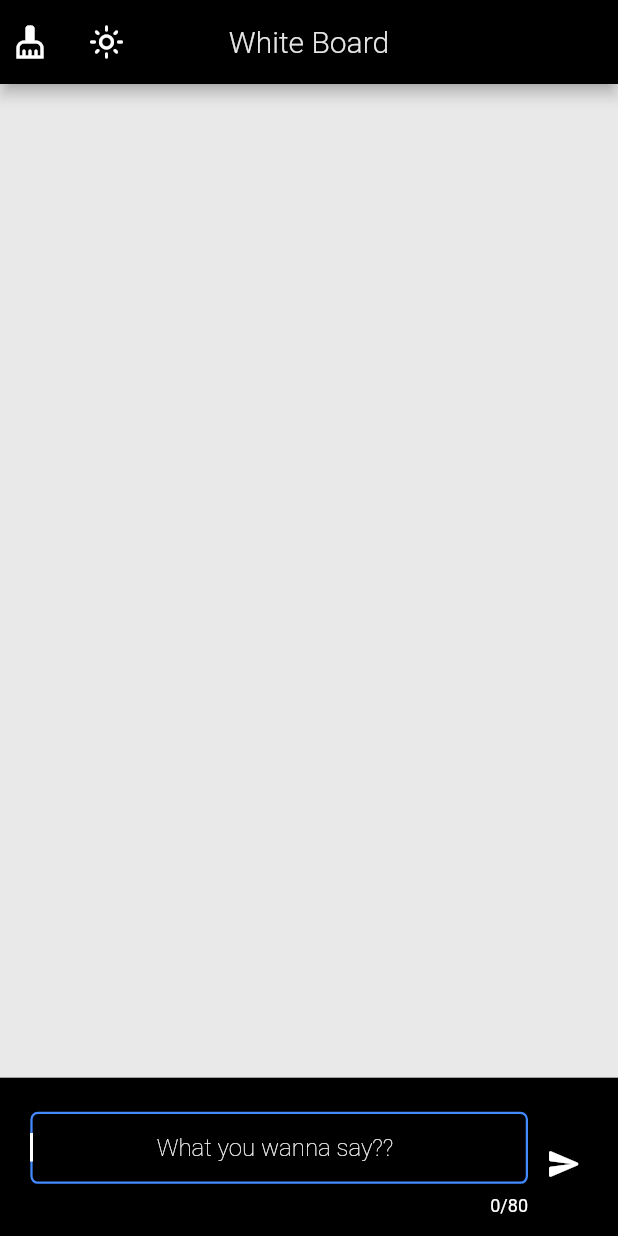
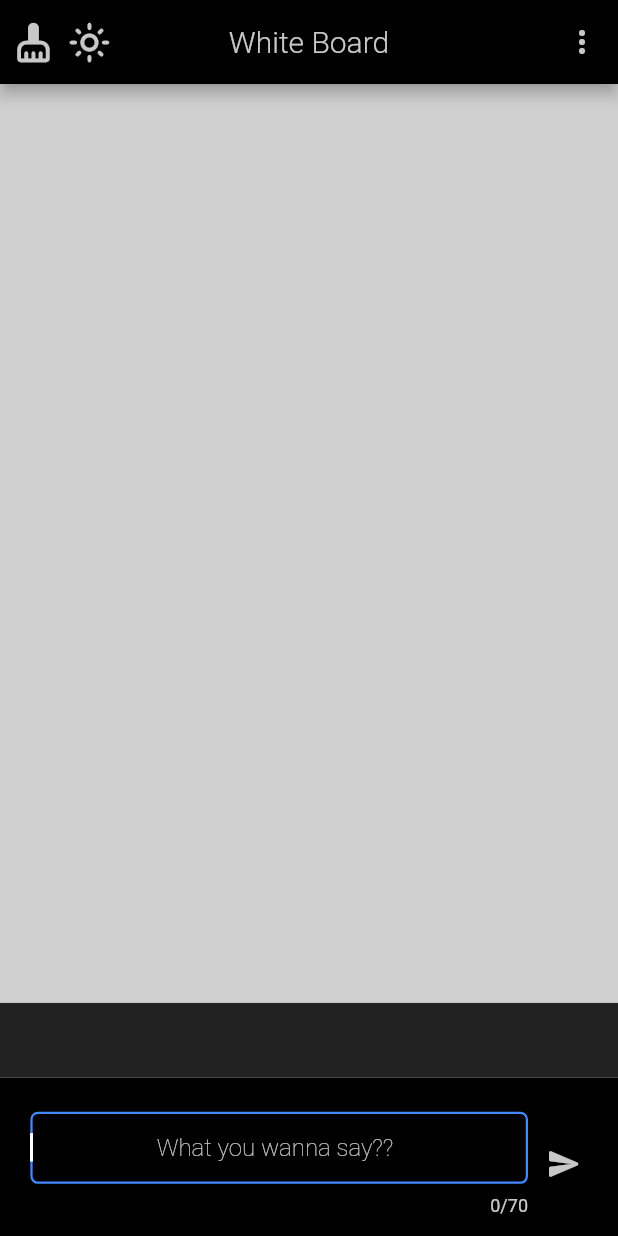
Before and after one commit to CleverJotech/whiteboard, a Flutter app: the screen it shows after launch, on a phone screen of 412 x 824 dp. Run offline on Flutter 3.47's test engine with Material 2 defaults, Android fonts, the phone set to English and light mode, and no system bars; our stand-ins replace animated_text_kit, flutter_screenutil.

Commit message:
extra functionalities, cause why not

```diff
--- a/lib/main.dart
+++ b/lib/main.dart
@@ -1,11 +1,13 @@
 import 'dart:math';
-import 'dart:ui' as ui;
 import 'package:flutter/services.dart';
-import 'constants.dart';
 import 'package:flutter/material.dart';
 import 'user_input.dart';
 import 'white_splash.dart';
 import 'package:flutter_screenutil/flutter_screenutil.dart';
+
+enum SampleItem { itemOne, itemTwo }
+
+enum TextSizes { twelve, twentyfour, thirtysix, fortyeight, sixty, seventytwo }
 
 void main() async {
   WidgetsFlutterBinding.ensureInitialized();
@@ -19,12 +21,16 @@ class MyApp extends StatelessWidget {
   // This widget is the root of your application.
   @override
   Widget build(BuildContext context) {
+    final theme = Theme.of(context);
     ScreenUtil.init(context);
     return MaterialApp(
       debugShowCheckedModeBanner: false,
       title: 'White Board',
       theme: ThemeData(
-          canvasColor: Colors.white, scaffoldBackgroundColor: Colors.black87),
+        canvasColor: Colors.white,
+        scaffoldBackgroundColor: Colors.black87,
+        textTheme: theme.textTheme,
+      ),
       home: const WhiteSplash(),
     );
   }
@@ -45,6 +51,11 @@ class _MyHomePageState extends State<MyHomePage> {
   bool isActive = true;
   bool isDarkMode = false;
   FocusNode myFocus = FocusNode();
+  SampleItem? selectedMenu;
+  TextSizes? selectedSize;
+  late double boardTextSize;
+  late int sheetTextLength;
+  late String TextView;
 
   late Color colorMaroon;
   late Color colorWhite;
@@ -60,11 +71,14 @@ class _MyHomePageState extends State<MyHomePage> {
     _text = '';
     colorMaroon = Colors.black;
     colorWhite = const Color.fromARGB(255, 255, 255, 255);
-    colorWhiteBlend = const Color.fromARGB(230, 255, 255, 255);
+    colorWhiteBlend = const Color.fromARGB(200, 255, 255, 255);
     colorRed = Colors.redAccent;
     colorBlue = Colors.blueAccent;
     colorNull = Colors.transparent;
     userText = TextEditingController();
+    boardTextSize = ScreenUtil().setSp(50);
+    sheetTextLength = 70;
+    TextView = '';
   }
 
   @override
@@ -95,14 +109,14 @@ class _MyHomePageState extends State<MyHomePage> {
         if (isDarkMode == true) {
           colorMaroon = Colors.black;
           colorWhite = const Color.fromARGB(255, 255, 255, 255);
-          colorWhiteBlend = const Color.fromARGB(230, 255, 255, 255);
+          colorWhiteBlend = const Color.fromARGB(200, 255, 255, 255);
           colorRed = Colors.redAccent;
           colorBlue = Colors.blueAccent;
           colorNull = Colors.transparent;
         } else {
           colorMaroon = const Color.fromARGB(255, 255, 255, 255);
           colorWhite = const Color.fromARGB(255, 0, 0, 0);
-          colorWhiteBlend = Colors.black87;
+          colorWhiteBlend = Colors.black54;
           colorRed = Colors.redAccent;
           colorBlue = Colors.blueAccent;
           colorNull = Colors.transparent;
@@ -111,10 +125,58 @@ class _MyHomePageState extends State<MyHomePage> {
       });
     }
 
+    setTextMode() {
+      setState(() {
+        if (selectedSize == TextSizes.twelve) {
+          setState(() {
+            boardTextSize = ScreenUtil().setSp(12);
+            sheetTextLength = 100;
+            TextView = 'Preview Of Size 12';
+          });
+        } else if (selectedSize == TextSizes.twentyfour) {
+          setState(() {
+            boardTextSize = ScreenUtil().setSp(24);
+            sheetTextLength = 90;
+            TextView = 'Preview Of Size 24';
+          });
+        } else if (selectedSize == TextSizes.thirtysix) {
+          setState(() {
+            boardTextSize = ScreenUtil().setSp(36);
+            sheetTextLength = 80;
+            TextView = 'Preview Of Size 36';
+          });
+        } else if (selectedSize == TextSizes.fortyeight) {
+          setState(() {
+            boardTextSize = ScreenUtil().setSp(48);
+            sheetTextLength = 70;
+            TextView = 'Preview Of Size 48';
+          });
+        } else if (selectedSize == TextSizes.sixty) {
+          setState(() {
+            boardTextSize = ScreenUtil().setSp(60);
+            sheetTextLength = 40;
+            TextView = 'Preview Of Size 60';
+          });
+        } else if (selectedSize == TextSizes.seventytwo) {
+          setState(() {
+            boardTextSize = ScreenUtil().setSp(72);
+            sheetTextLength = 30;
+            TextView = 'Preview Of Size 72';
+          });
+        } else {
+          setState(() {
+            boardTextSize = 50;
+            sheetTextLength = 70;
+            TextView = '';
+          });
+        }
+      });
+    }
+
     userGivenText() {
       if (_text != '') {
         return Flexible(
-          flex: 2,
+          flex: 1,
           child: Center(
             child: SlideFadeTransition(
               curve: Curves.elasticInOut,
@@ -122,28 +184,32 @@ class _MyHomePageState extends State<MyHomePage> {
               animationDuration: const Duration(milliseconds: 800),
               offset: 1.0,
               direction: Direction.horizontal,
+              child: Container(
+                decoration: BoxDecoration(
+                  color: colorMaroon,
+                  shape: BoxShape.rectangle,
+                  borderRadius: BorderRadius.circular(10),
+                  boxShadow: [
+                    BoxShadow(
+                      color: colorBlue,
+                      blurRadius: 5,
+                      blurStyle: BlurStyle.outer,
+                    ),
+                  ],
+                ),
+                width: 400.w,
+                height: 360.h,
                 child: Center(
-                child: ClipRect(
-                  clipper: null,
-                  child: Container(
-                    color: colorMaroon,
-                    width: 900.w,
-                    height: 380.h,
-                    child: BackdropFilter(
-                      blendMode: BlendMode.srcOver,
-                      filter:
-                          ui.ImageFilter.dilate(radiusX: 10.0, radiusY: 10.0),
-                      child: Center(
+                  child: Padding(
+                    padding: const EdgeInsets.all(8.0),
                     child: Text(
                       _text,
                       textScaleFactor: null,
                       style: TextStyle(
-                            fontSize: 50.0,
+                        fontSize: boardTextSize,
                         fontWeight: FontWeight.w900,
-                            color: colorMaroon,
+                        color: colorWhite,
                         letterSpacing: 3.0,
-                          ),
-                        ),
                       ),
                     ),
                   ),
@@ -155,8 +221,8 @@ class _MyHomePageState extends State<MyHomePage> {
       } else {
         return Expanded(
           child: SizedBox(
-            height: screenSize.height / 1.47,
-            width: screenSize.width / 1.2,
+            height: 300.h,
+            width: 200.w,
           ),
         );
       }
@@ -165,21 +231,16 @@ class _MyHomePageState extends State<MyHomePage> {
     return Scaffold(
         appBar: AppBar(
           backgroundColor: colorMaroon,
-          leadingWidth: screenSize.width / 5,
-          leading: Flexible(
-            flex: 10,
-            child: Column(
+          leading: Column(
             mainAxisAlignment: MainAxisAlignment.spaceAround,
             children: [
               Row(
                 crossAxisAlignment: CrossAxisAlignment.center,
+                mainAxisAlignment: MainAxisAlignment.center,
                 children: [
-                    SizedBox(
-                      width: 25,
-                      height: 25,
-                      child: Expanded(
+                  Expanded(
                     child: IconButton(
-                          color: colorWhite,
+                      iconSize: 25.sp,
                       focusColor: colorNull,
                       hoverColor: colorNull,
                       splashColor: colorNull,
@@ -189,52 +250,43 @@ class _MyHomePageState extends State<MyHomePage> {
                           _text = '';
                         });
                       },
-                          icon: clearIcon,
+                      icon: Icon(
+                        Icons.cleaning_services_rounded,
+                        color: colorWhiteBlend,
                       ),
                     ),
                   ),
-                    Divider(
-                      thickness: screenSize.width / 90,
-                      indent: 13,
-                      endIndent: 13,
-                      height: 13,
+                  Flexible(
+                    child: Divider(
+                      thickness: 90.h,
+                      indent: 13.h,
+                      endIndent: 13.w,
+                      height: 13.h,
                     ),
-                    // SizedBox(
-                    //   width: screenSize.width / 15,
-                    // ),
+                  ),
                   Expanded(
-                      child: SizedBox(
-                        width: 25,
-                        height: 25,
                     child: IconButton(
+                      iconSize: 25.sp,
                       focusColor: colorNull,
                       hoverColor: colorNull,
                       splashColor: colorNull,
                       highlightColor: colorNull,
                       onPressed: () {
                         setState(() {
-                              //toggleTheme();
-                              //toggleMode();
                           setColorMode();
                         });
                       },
                       icon: Icon(
-                            Theme.of(context).brightness == Brightness.light
-                                ? Icons.light_mode_outlined // dark mode icon
-                                : Icons.dark_mode_rounded, // light mode icon
-                            color: colorWhite,
-                          ),
+                        isDarkMode == false
+                            ? Icons.light_mode_outlined
+                            : Icons.dark_mode_rounded,
+                        color: colorWhiteBlend,
                       ),
                     ),
                   ),
                 ],
               ),
-                PreferredSize(
-                  preferredSize: const Size.fromHeight(kToolbarHeight),
-                  child: Container(),
-                ),
             ],
-            ),
           ),
           centerTitle: true,
           title: Text(
@@ -244,26 +296,131 @@ class _MyHomePageState extends State<MyHomePage> {
               fontWeight: FontWeight.w300,
             ),
           ),
+          actions: [
+            PopupMenuButton(
+              splashRadius: 15,
+              initialValue: selectedMenu,
+              elevation: 8,
+              shadowColor: colorBlue,
+              color: colorWhiteBlend,
+              icon: Icon(
+                Icons.more_vert,
+                color: colorWhiteBlend,
               ),
-        body: Center(
-          child: Container(
+              itemBuilder: (BuildContext context) {
+                return <PopupMenuEntry<SampleItem>>[
+                  PopupMenuItem(
+                    value: SampleItem.itemOne,
+                    child: PopupMenuButton(
+                      initialValue: selectedSize,
+                      onSelected: (TextSizes text) {
+                        setState(() {
+                          selectedSize = text;
+                          setTextMode();
+                          _text = TextView;
+                        });
+                      },
+                      child: Text(
+                        "Board's Text Size",
+                        style: TextStyle(
+                          color: colorMaroon,
+                          fontWeight: FontWeight.w300,
+                        ),
+                      ),
+                      itemBuilder: (BuildContext context) {
+                        return <PopupMenuEntry<TextSizes>>[
+                          PopupMenuItem(
+                            value: TextSizes.twelve,
+                            child: Text(
+                              '12',
+                              style: TextStyle(
+                                color: colorMaroon,
+                                fontWeight: FontWeight.w300,
+                              ),
+                            ),
+                          ),
+                          PopupMenuItem(
+                            value: TextSizes.twentyfour,
+                            child: Text(
+                              '24',
+                              style: TextStyle(
+                                color: colorMaroon,
+                                fontWeight: FontWeight.w300,
+                              ),
+                            ),
+                          ),
+                          PopupMenuItem(
+                            value: TextSizes.thirtysix,
+                            child: Text(
+                              '36',
+                              style: TextStyle(
+                                color: colorMaroon,
+                                fontWeight: FontWeight.w300,
+                              ),
+                            ),
+                          ),
+                          PopupMenuItem(
+                            value: TextSizes.fortyeight,
+                            child: Text(
+                              '48',
+                              style: TextStyle(
+                                color: colorMaroon,
+                                fontWeight: FontWeight.w300,
+                              ),
+                            ),
+                          ),
+                          PopupMenuItem(
+                            value: TextSizes.sixty,
+                            child: Text(
+                              '60',
+                              style: TextStyle(
+                                color: colorMaroon,
+                                fontWeight: FontWeight.w300,
+                              ),
+                            ),
+                          ),
+                          PopupMenuItem(
+                            value: TextSizes.seventytwo,
+                            child: Text(
+                              '72',
+                              style: TextStyle(
+                                color: colorMaroon,
+                                fontWeight: FontWeight.w300,
+                              ),
+                            ),
+                          ),
+                        ];
+                      },
+                    ),
+                  ),
+                  PopupMenuItem(
+                    value: SampleItem.itemTwo,
+                    child: Text(
+                      'About Us',
+                      style: TextStyle(
+                        color: colorMaroon,
+                        fontWeight: FontWeight.w300,
+                      ),
+                    ),
+                  ),
+                ];
+              },
+              onSelected: (SampleItem item) {
+                setState(() {
+                  selectedMenu = item;
+                });
+              },
+            ),
+          ],
+        ),
+        body: Container(
+          width: 400.w,
+          height: 513.h,
           color: colorWhiteBlend,
-            child: Column(
-              mainAxisAlignment: MainAxisAlignment.center,
-              crossAxisAlignment: CrossAxisAlignment.center,
-              children: [
-                Stack(
-                  alignment: Alignment.center,
-                  children: [
-                    Center(
+          child: Center(
             child: Transform.rotate(
               angle: -pi / 2,
               child: userGivenText(),
-                      ),
-                    ),
-                  ],
-                ),
-              ],
             ),
           ),
         ),
@@ -292,8 +449,8 @@ class _MyHomePageState extends State<MyHomePage> {
                           SizedBox(
                             width: screenSize.width / 1.2,
                             child: TextField(
-                                style: TextStyle(color: colorWhite),
-                                maxLength: 80,
+                                style: TextStyle(color: colorWhiteBlend),
+                                maxLength: sheetTextLength,
                                 maxLengthEnforcement:
                                     MaxLengthEnforcement.enforced,
                                 controller: userText,
@@ -302,9 +459,10 @@ class _MyHomePageState extends State<MyHomePage> {
                                 keyboardType: TextInputType.name,
                                 cursorColor: colorWhite,
                                 decoration: InputDecoration(
-                                    counterStyle: TextStyle(color: colorWhite),
+                                    counterStyle:
+                                        TextStyle(color: colorWhiteBlend),
                                     hintStyle: TextStyle(
-                                        color: colorWhite,
+                                        color: colorWhiteBlend,
                                         fontWeight: FontWeight.w200),
                                     hintText:
                                         '                      What you wanna say??',
@@ -312,7 +470,7 @@ class _MyHomePageState extends State<MyHomePage> {
                                         vertical: 10.0),
                                     enabledBorder: OutlineInputBorder(
                                       borderSide: BorderSide(
-                                          width: 1, color: colorWhite),
+                                          width: 1, color: colorWhiteBlend),
                                       borderRadius: const BorderRadius.all(
                                           Radius.circular(5)),
                                     ),
@@ -330,8 +488,7 @@ class _MyHomePageState extends State<MyHomePage> {
                                         borderRadius:
                                             BorderRadius.circular(3.0),
                                         borderSide: BorderSide(
-                                            color:
-                                                colorWhite, // set the border color to white
+                                            color: colorWhiteBlend,
                                             width: 2.0,
                                             style: BorderStyle.solid,
                                             strokeAlign:
@@ -352,7 +509,7 @@ class _MyHomePageState extends State<MyHomePage> {
                         children: [
                           Center(
                             child: IconButton(
-                              color: colorWhite,
+                              color: colorWhiteBlend,
                               onPressed: () {
                                 setState(() {
                                   _inputText();
@@ -362,7 +519,7 @@ class _MyHomePageState extends State<MyHomePage> {
                               },
                               icon: Icon(
                                 Icons.send_rounded,
-                                color: colorWhite,
+                                color: colorWhiteBlend,
                               ),
                             ),
                           ),
```
Also changed, not shown: lib/constants.dart (+9 -7 lines). Lines whose indentation alone changed are shown as unchanged.
